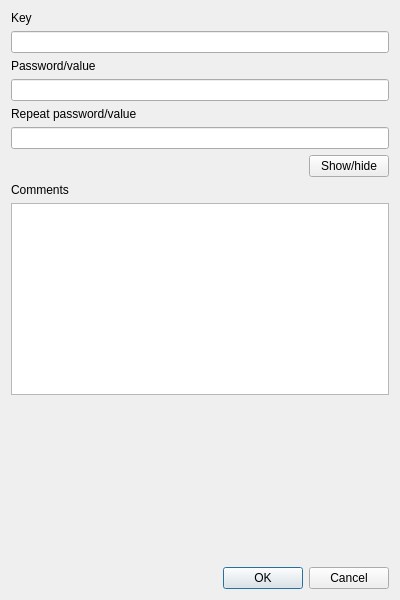
The window that add_password_dialog.ui (8go/TrezorPass) describes before a commit, drawn with Qt 5.
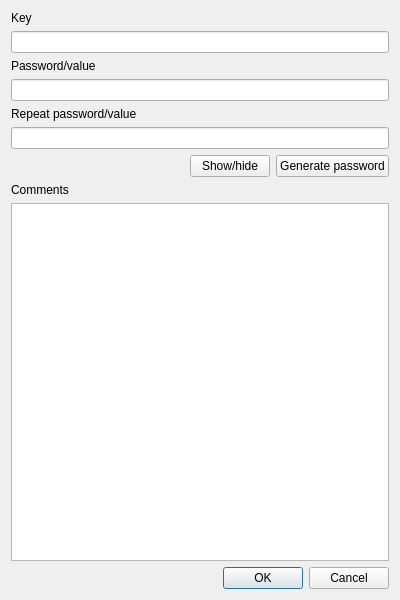
The same window after the commit.

Commit message: added a Generate-Random-Password button to GUI

The edit to the form file:
```diff
--- a/add_password_dialog.ui
+++ b/add_password_dialog.ui
@@ -87,6 +87,13 @@
        </property>
       </widget>
      </item>
+     <item>
+      <widget class="QPushButton" name="generatePasswordButton">
+       <property name="text">
+        <string>Generate password</string>
+       </property>
+      </widget>
+     </item>
     </layout>
    </item>
    <item>
@@ -103,19 +110,6 @@
      </property>
     </widget>
    </item>
-   <item>
-    <spacer name="verticalSpacer">
-     <property name="orientation">
-      <enum>Qt::Vertical</enum>
-     </property>
-     <property name="sizeHint" stdset="0">
-      <size>
-       <width>20</width>
-       <height>40</height>
-      </size>
-     </property>
-    </spacer>
-   </item>
    <item>
     <widget class="QDialogButtonBox" name="buttonBox">
      <property name="orientation">
```
The commit also changes 3 other files.
